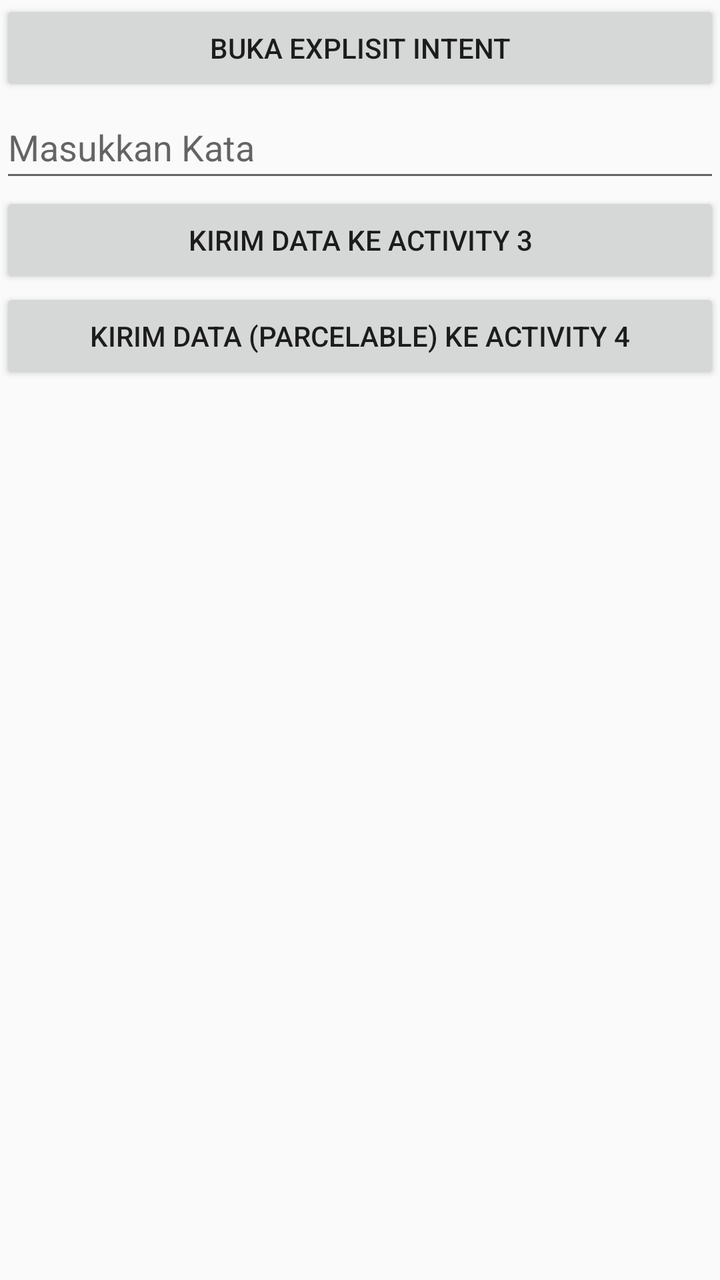
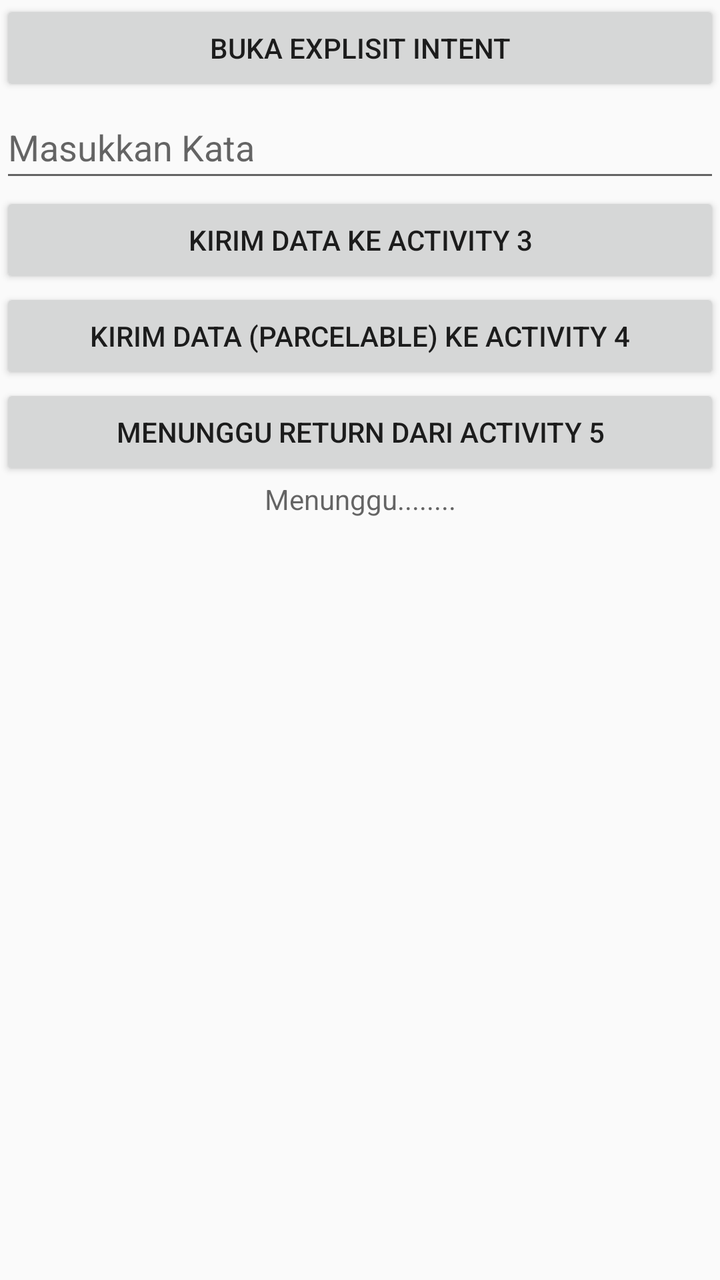

The first picture is an Android layout as it rendered before a commit; the second is the same layout after the commit. The layout source and the unified diff follow.
<!-- AndroidManifest.xml: activity theme Theme.ExplisitIntent -->
<!-- res/layout/activity_main.xml -->
<?xml version="1.0" encoding="utf-8"?>
<LinearLayout xmlns:android="http://schemas.android.com/apk/res/android"
    xmlns:tools="http://schemas.android.com/tools"
    android:orientation="vertical"
    android:id="@+id/main"
    android:layout_width="match_parent"
    android:layout_height="match_parent"
    tools:context=".MainActivity"
    android:layout_margin="16dp"
    >

    <Button
        android:layout_width="match_parent"
        android:layout_height="wrap_content"
        android:id="@+id/btnExplisit1"
        android:text="Buka Explisit Intent"
        >
    </Button>

    <EditText
        android:layout_width="match_parent"
        android:layout_height="wrap_content"
        android:id="@+id/dataKirim"
        android:inputType="text"
        android:hint="Masukkan Kata"
        android:minHeight="48dp"
        >
    </EditText>

    <Button
        android:layout_width="match_parent"
        android:layout_height="wrap_content"
        android:id="@+id/btnExplisit2"
        android:text="Kirim Data ke Activity 3"
        >
    </Button>

    <Button
        android:layout_width="match_parent"
        android:layout_height="wrap_content"
        android:id="@+id/btnImplisit3"
        android:text="Kirim Data (Parcelable) ke Activity 4"
        >
    </Button>


</LinearLayout>
<!-- resources referenced by this layout -->
<resources>
  <style name="Theme.ExplisitIntent" parent="android:Theme.Material.Light.NoActionBar">
      </style>
</resources>

<!-- the commit's change to res/layout/activity_main.xml (unified diff, before → after) -->
@@ -43,5 +43,22 @@
         >
     </Button>
 
+    <Button
+        android:layout_width="match_parent"
+        android:layout_height="wrap_content"
+        android:id="@+id/btnExplisit4"
+        android:text="Menunggu Return dari Activity 5">
+    </Button>
+
+    <TextView
+        android:layout_width="match_parent"
+        android:layout_height="wrap_content"
+        android:id="@+id/returnHasil"
+        android:hint="Menunggu........"
+        android:gravity="center"
+        >
+    </TextView>
+
+
 
 </LinearLayout>
